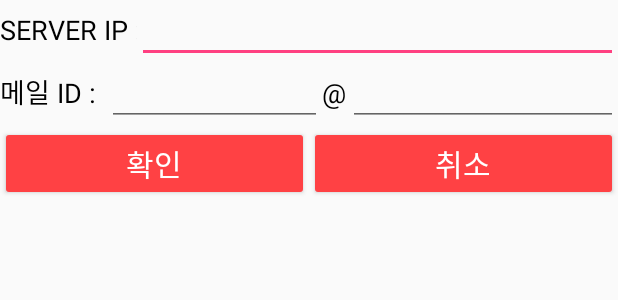
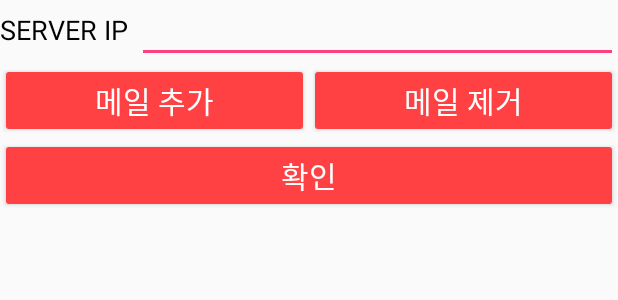
Before and after one commit to joowlim/BH_intern_mail, an Android app: the layout activity_settings.xml on its own in the app's theme, with its tools: preview values and no code run, on a phone screen of 412 x 824 dp. Shown: the top 300 px of the screen. Run offline under Robolectric (Android 15) with nearby library versions, the phone set to English and light mode, and no system bars.

Commit message:
메일 2개 이상 기능 완료

```diff
--- a/android/BHAndroidApp/app/build.gradle
+++ b/android/BHAndroidApp/app/build.gradle
@@ -27,6 +27,7 @@ dependencies {
     androidTestCompile('com.android.support.test.espresso:espresso-core:2.2.2', {
         exclude group: 'com.android.support', module: 'support-annotations'
     })
+    compile 'com.google.code.gson:gson:2.3.1'
     compile 'com.android.support:appcompat-v7:25.3.1'
     compile 'com.android.support.constraint:constraint-layout:1.0.2'
     testCompile 'junit:junit:4.12'
--- a/android/BHAndroidApp/app/src/main/java/com/example/bh/bhandroidapp/MailListViewAdapter.java
+++ b/android/BHAndroidApp/app/src/main/java/com/example/bh/bhandroidapp/MailListViewAdapter.java
@@ -7,7 +7,6 @@ import android.view.View;
 import android.view.ViewGroup;
 import android.widget.BaseAdapter;
 import android.widget.TextView;
-
 import java.util.ArrayList;
 
 /**
@@ -42,7 +41,7 @@ public class MailListViewAdapter extends BaseAdapter {
         }
         TextView subject = (TextView) convertView.findViewById(R.id.subject);
         TextView sender = (TextView) convertView.findViewById(R.id.sender);
-        //TextView receiver = (TextView) convertView.findViewById(R.id.real_receiver);
+        TextView receiver = (TextView) convertView.findViewById(R.id.real_receiver);
         //TextView refReceiver = (TextView) convertView.findViewById(R.id.ref_receiver);
         TextView date = (TextView) convertView.findViewById(R.id.date);
 
@@ -50,7 +49,7 @@ public class MailListViewAdapter extends BaseAdapter {
 
         subject.setText(item.getSubject());
         sender.setText(item.getSender());
-        //receiver.setText(item.getRealReceiver());
+        receiver.setText(item.getRealReceiver());
         //refReceiver.setText(item.getRefReceiver());
         date.setText(item.getDate());
 
--- a/android/BHAndroidApp/app/src/main/java/com/example/bh/bhandroidapp/MailRequest.java
+++ b/android/BHAndroidApp/app/src/main/java/com/example/bh/bhandroidapp/MailRequest.java
@@ -67,11 +67,8 @@ public class MailRequest {
             if(mailEntry == null){
                 adapter.clearItemAll();
                 adapter.notifyDataSetChanged();
-                //Toast.makeText(context,"메일을 불러올 수 없습니다", Toast.LENGTH_SHORT).show();
-
                 return;
             }
-
 
             adapter.clearItemAll();
             for(int i = 0 ;i<mailEntry.size();i++){
@@ -136,7 +133,6 @@ public class MailRequest {
                 });
                 return null;
             }
-
             try{
 
                 InputStream bis = connection.getInputStream();
@@ -205,5 +201,4 @@ public class MailRequest {
             return retEntries;
         }
     }
-
 }
--- a/android/BHAndroidApp/app/src/main/res/layout/activity_settings.xml
+++ b/android/BHAndroidApp/app/src/main/res/layout/activity_settings.xml
@@ -26,38 +26,36 @@
             android:layout_height="wrap_content" />
 
     </LinearLayout>
+
+
+    <LinearLayout
+        android:id="@+id/linear_mail_list_container"
+        android:layout_width="match_parent"
+        android:layout_height="wrap_content"
+        android:orientation="vertical">
+
+
+    </LinearLayout>
     <LinearLayout
         android:layout_width="match_parent"
         android:layout_height="wrap_content">
-
-        <TextView
-            android:textSize="@dimen/setting_id_text_size"
-            android:textColor="@color/setting_guide_text"
-            android:text="@string/wanted_mail_id"
+        <Button
+            android:text="@string/add_mail"
+            android:onClick="onClickBtnAddMail"
+            android:layout_weight="1"
             android:layout_width="0dp"
-            android:layout_weight="2"
             android:layout_height="wrap_content" />
-        <EditText
-            android:id="@+id/edit_mail_id"
+        <Button
+            android:text="@string/remove_mail"
+            android:onClick="onClickBtnRemoveMail"
+            android:layout_weight="1"
             android:layout_width="0dp"
-            android:layout_weight="4"
-            android:layout_height="wrap_content" />
-        <TextView
-            android:textColor="@color/setting_guide_text"
-            android:text="\@"
-            android:textSize="@dimen/setting_id_text_size"
-            android:layout_width="0dp"
-            android:layout_weight="0.5"
-            android:layout_height="wrap_content" />
-        <EditText
-            android:id="@+id/edit_mail_host"
-            android:layout_width="0dp"
-            android:layout_weight="5"
             android:layout_height="wrap_content" />
 
     </LinearLayout>
 
     <LinearLayout
+        android:gravity="bottom"
         android:layout_width="match_parent"
         android:layout_height="wrap_content">
         <Button
@@ -67,11 +65,6 @@
             android:layout_weight="1"
             android:layout_width="0dp"
             android:layout_height="wrap_content" />
-        <Button
-            android:text="@string/cancel"
-            android:onClick="onClickBtnCancelSettings"
-            android:layout_weight="1"
-            android:layout_width="0dp"
-            android:layout_height="wrap_content" />
+
     </LinearLayout>
 </LinearLayout>
--- a/android/BHAndroidApp/app/src/main/res/layout/listitem_mails.xml
+++ b/android/BHAndroidApp/app/src/main/res/layout/listitem_mails.xml
@@ -29,7 +29,7 @@
                 android:layout_height="wrap_content" />
 
         </LinearLayout>
-        <!--
+
         <LinearLayout
             android:orientation="horizontal"
             android:layout_width="match_parent"
@@ -45,7 +45,7 @@
                 android:layout_height="wrap_content" />
 
         </LinearLayout>
-        -->
+
         <!--
         <LinearLayout
             android:orientation="horizontal"
--- a/android/BHAndroidApp/app/src/main/res/values/strings.xml
+++ b/android/BHAndroidApp/app/src/main/res/values/strings.xml
@@ -14,6 +14,11 @@
 
     <string name="server_ip">SERVER IP :</string>
     <string name="wanted_mail_id">메일 ID :</string>
+    <string name="add_mail">메일 추가</string>
+    <string name="remove_mail">메일 제거</string>
+    <string name="cannot_push_more_than_10">더이상 추가할 수 없습니다.</string>
+    <string name="no_mail_entry">적어도 하나의 메일이 있어야 합니다.</string>
+    <string name="there_is_black">계정과 메일은 빈칸이 될 수 없습니다.</string>
 
     <string name="first_start_must_do_settings">최초 실행시 서버 ip와 계정을 설정해야 합니다.</string>
     <string name="mail_detail_info_format">보낸이 : %1$s\n받는이 : %2$s\n참조 : %3$s\n날짜 : %4$s\n\n본문\n%5$s</string>
@@ -29,4 +34,7 @@
     <string name="now_working_for_mail_list">메일을 받아오는 중 입니다.</string>
     <string name="server_is_not_working">서버가 응답하지 않습니다.</string>
     <string name="there_is_no_mail">메일이 없습니다.</string>
+
+    <!-- TODO: Remove or change this placeholder text -->
+    <string name="hello_blank_fragment">Hello blank fragment</string>
 </resources>
```
Also changed, not shown: android/BHAndroidApp/app/src/main/java/com/example/bh/bhandroidapp/ActivityMain.java (+55 -18 lines), android/BHAndroidApp/app/src/main/java/com/example/bh/bhandroidapp/ActivitySettings.java (+85 -25 lines), android/BHAndroidApp/app/src/main/java/com/example/bh/bhandroidapp/FragmentEntryMailSetting.java (added, +54 -0 lines), android/BHAndroidApp/app/src/main/res/layout/frag_entry_mail_settings.xml (added, +37 -0 lines).
